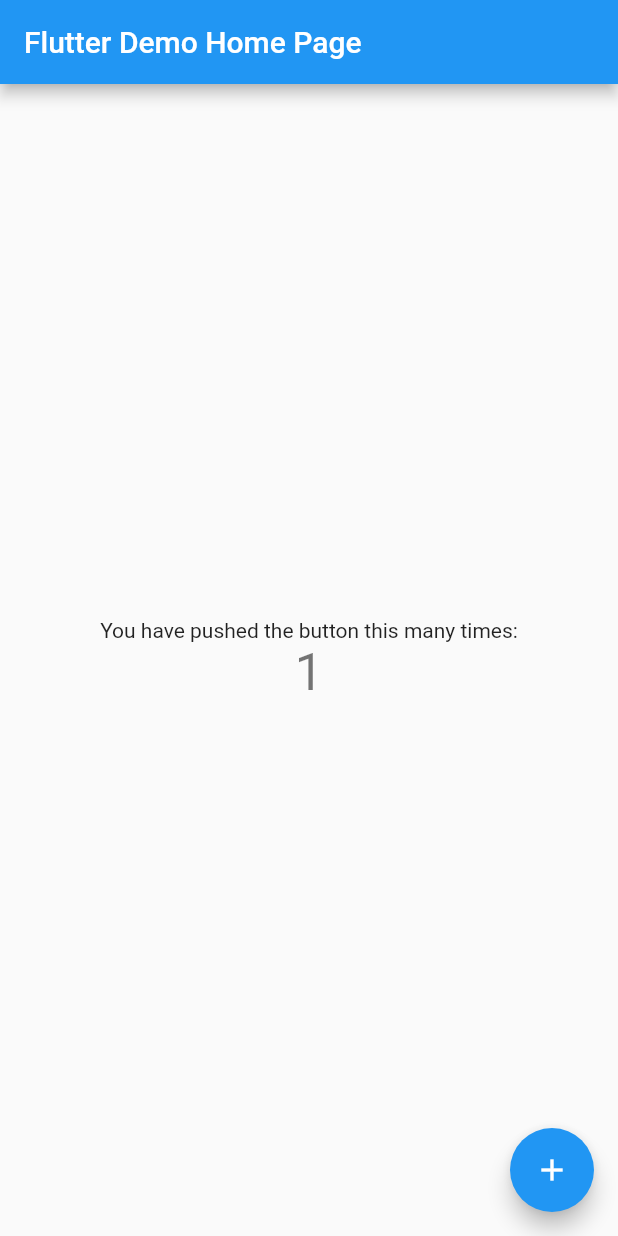
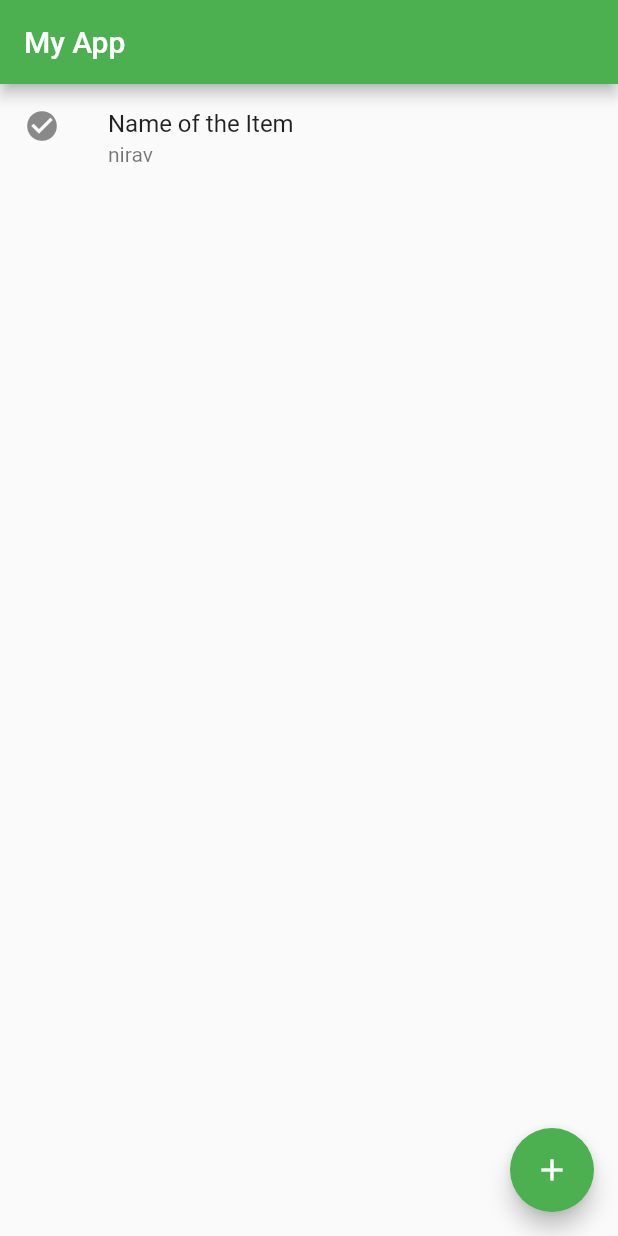
Before and after one commit to nirav0409/flutter, a Flutter app: the screen it shows after launch, after a tap on the "add" icon, on a phone screen of 412 x 824 dp. Run offline on Flutter 3.47's test engine with Material 2 defaults, Android fonts, the phone set to English and light mode, and no system bars.

Commit message:
added new things

```diff
--- a/lib/main.dart
+++ b/lib/main.dart
@@ -1,4 +1,11 @@
+import 'dart:io';
+
 import 'package:flutter/material.dart';
+//import 'package:font_awesome_flutter/font_awesome_flutter.dart';
+import 'package:flutter/foundation.dart';
+import 'dart:async';
+import 'package:path_provider/path_provider.dart';
+
 
 void main() => runApp(MyApp());
 
@@ -9,97 +16,63 @@ class MyApp extends StatelessWidget {
     return MaterialApp(
       title: 'Flutter Demo',
       theme: ThemeData(
-        // This is the theme of your application.
-        //
-        // Try running your application with "flutter run". You'll see the
-        // application has a blue toolbar. Then, without quitting the app, try
-        // changing the primarySwatch below to Colors.green and then invoke
-        // "hot reload" (press "r" in the console where you ran "flutter run",
-        // or simply save your changes to "hot reload" in a Flutter IDE).
-        // Notice that the counter didn't reset back to zero; the application
-        // is not restarted.
-        primarySwatch: Colors.blue,
+        primarySwatch: Colors.green,
       ),
-      home: MyHomePage(title: 'Flutter Demo Home Page'),
+      home: MyHomePage(title: 'My App',storage: CounterStorage(),),
     );
   }
 }
 
 class MyHomePage extends StatefulWidget {
-  MyHomePage({Key key, this.title}) : super(key: key);
+  final String title;
+  final CounterStorage storage;
+  MyHomePage({Key key, this.title, @required this.storage}) : super(key: key);
 
-  // This widget is the home page of your application. It is stateful, meaning
-  // that it has a State object (defined below) that contains fields that affect
-  // how it looks.
 
-  // This class is the configuration for the state. It holds the values (in this
-  // case the title) provided by the parent (in this case the App widget) and
-  // used by the build method of the State. Fields in a Widget subclass are
-  // always marked "final".
-
-  final String title;
 
   @override
   _MyHomePageState createState() => _MyHomePageState();
 }
 
 class _MyHomePageState extends State<MyHomePage> {
-  int _counter = 0;
+  int _counter;
+ @override
+ void initState(){
+   super.initState();
+   widget.storage.readCounter().then((int value){
+     setState(() {
+       _counter = value ;
+     });
 
+   });
+ }
   void _incrementCounter() {
     setState(() {
-      // This call to setState tells the Flutter framework that something has
-      // changed in this State, which causes it to rerun the build method below
-      // so that the display can reflect the updated values. If we changed
-      // _counter without calling setState(), then the build method would not be
-      // called again, and so nothing would appear to happen.
       _counter++;
     });
+   widget.storage.writeCounter(_counter);
   }
 
   @override
   Widget build(BuildContext context) {
-    // This method is rerun every time setState is called, for instance as done
-    // by the _incrementCounter method above.
-    //
-    // The Flutter framework has been optimized to make rerunning build methods
-    // fast, so that you can just rebuild anything that needs updating rather
-    // than having to individually change instances of widgets.
+
     return Scaffold(
       appBar: AppBar(
-        // Here we take the value from the MyHomePage object that was created by
-        // the App.build method, and use it to set our appbar title.
+
         title: Text(widget.title),
       ),
-      body: Center(
-        // Center is a layout widget. It takes a single child and positions it
-        // in the middle of the parent.
-        child: Column(
-          // Column is also layout widget. It takes a list of children and
-          // arranges them vertically. By default, it sizes itself to fit its
-          // children horizontally, and tries to be as tall as its parent.
-          //
-          // Invoke "debug painting" (press "p" in the console, choose the
-          // "Toggle Debug Paint" action from the Flutter Inspector in Android
-          // Studio, or the "Toggle Debug Paint" command in Visual Studio Code)
-          // to see the wireframe for each widget.
-          //
-          // Column has various properties to control how it sizes itself and
-          // how it positions its children. Here we use mainAxisAlignment to
-          // center the children vertically; the main axis here is the vertical
-          // axis because Columns are vertical (the cross axis would be
-          // horizontal).
-          mainAxisAlignment: MainAxisAlignment.center,
-          children: <Widget>[
-            Text(
-              'You have pushed the button this many times:',
-            ),
-            Text(
-              '$_counter',
-              style: Theme.of(context).textTheme.display1,
-            ),
-          ],
-        ),
+      body: new ListView.builder(
+        itemCount: _counter,
+        itemBuilder: (context, index){
+          return ListTile(
+            leading: const Icon(Icons.check_circle),
+            title: Text('Name of the Item'),
+            subtitle: Text("nirav"),
+            onTap: (){
+              Navigator.push(context,MaterialPageRoute(builder: (context) => SecondPage()));
+            },
+          );
+        },
       ),
       floatingActionButton: FloatingActionButton(
         onPressed: _incrementCounter,
@@ -109,3 +82,63 @@ class _MyHomePageState extends State<MyHomePage> {
     );
   }
 }
+
+class SecondPage  extends StatelessWidget{
+@override
+Widget build(BuildContext context){
+  return Scaffold(
+    appBar: AppBar(
+      title: Text("Add Contact"),
+    ),
+   body: new Column(
+     children: <Widget>[
+        TextField(
+        obscureText: true,
+        decoration: InputDecoration(
+        border: OutlineInputBorder(),
+        labelText: 'Contact Name',
+      ),
+      ),
+      TextField(
+        obscureText: true,
+        decoration: InputDecoration(
+        border: OutlineInputBorder(),
+        labelText: 'Contact Number',
+      ),
+      ),
+
+    ],
+  ),
+  );
+}
+
+}
+
+
+class CounterStorage {
+  Future<String> get _localPath async{
+    final directory = await getApplicationDocumentsDirectory();
+    return directory.path;
+  }
+
+  Future<File> get _localFile async{
+    final path = await _localPath;
+    return File('$path/counter.txt');
+  }
+
+  Future<int> readCounter() async{
+    try{
+      final file = await _localFile;
+      String contents = await file.readAsString();
+      return int.parse(contents);
+    }catch(e){
+      //if no data 0
+      return 0;
+    }
+  }
+
+  Future<File> writeCounter(int counter) async{
+    final file = await _localFile;
+    return file.writeAsString('$counter');
+  }
+}
--- a/pubspec.yaml
+++ b/pubspec.yaml
@@ -23,6 +23,8 @@ dependencies:
   # The following adds the Cupertino Icons font to your application.
   # Use with the CupertinoIcons class for iOS style icons.
   cupertino_icons: ^0.1.2
+  font_awesome_flutter: ^8.4.0
+  path_provider: ^1.1.0
 
 dev_dependencies:
   flutter_test:
```
Also changed, not shown: pubspec.lock, 3 other files.
